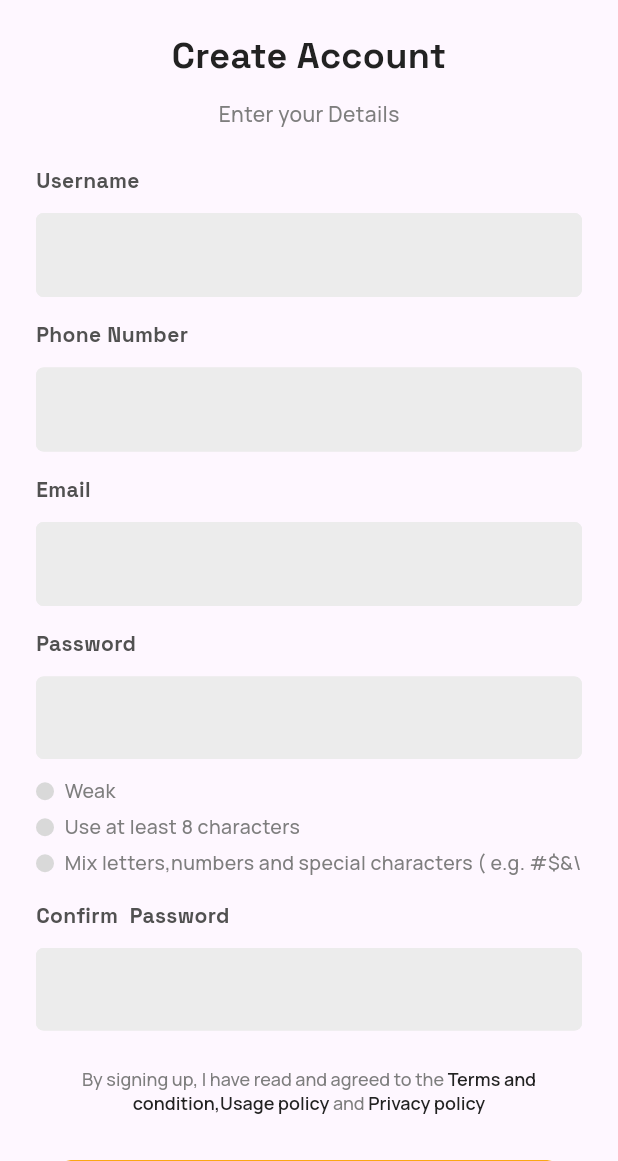
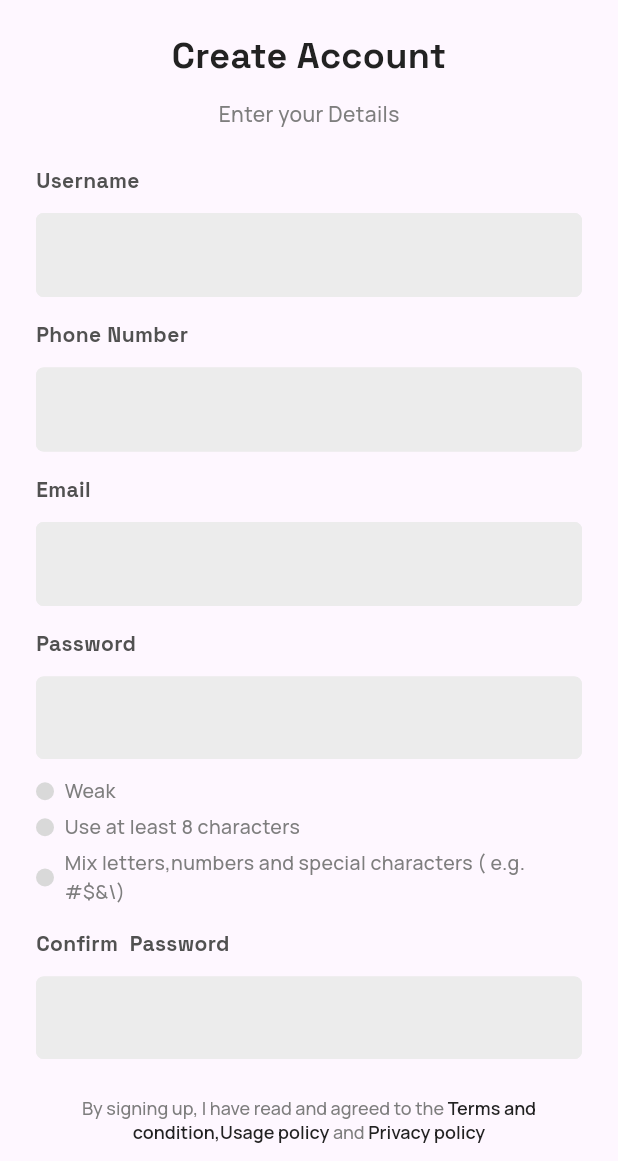
Before and after one commit to TamynatorSama/MonieTracka, a Flutter app: the screen it shows after launch, on a phone screen of 412 x 824 dp, the part 75-1236 px from its top. Run offline on Flutter 3.47's test engine with Material 3 defaults, Android fonts, the phone set to English and light mode, and no system bars; our stand-ins replace flutter_svg, google_fonts.

Commit message:
chore:fixed text overflow

```diff
--- a/lib/pages/onboarding/auth/signup.dart
+++ b/lib/pages/onboarding/auth/signup.dart
@@ -247,10 +247,10 @@ Widget _buildPasswordChecks(
       const SizedBox(
         width: 7,
       ),
-      Text(
+      Expanded(child: Text(
         checkName,
         style: AppTheme.bodyText.copyWith(fontSize: 13),
-      )
+      ))
     ],
   );
 }
```
